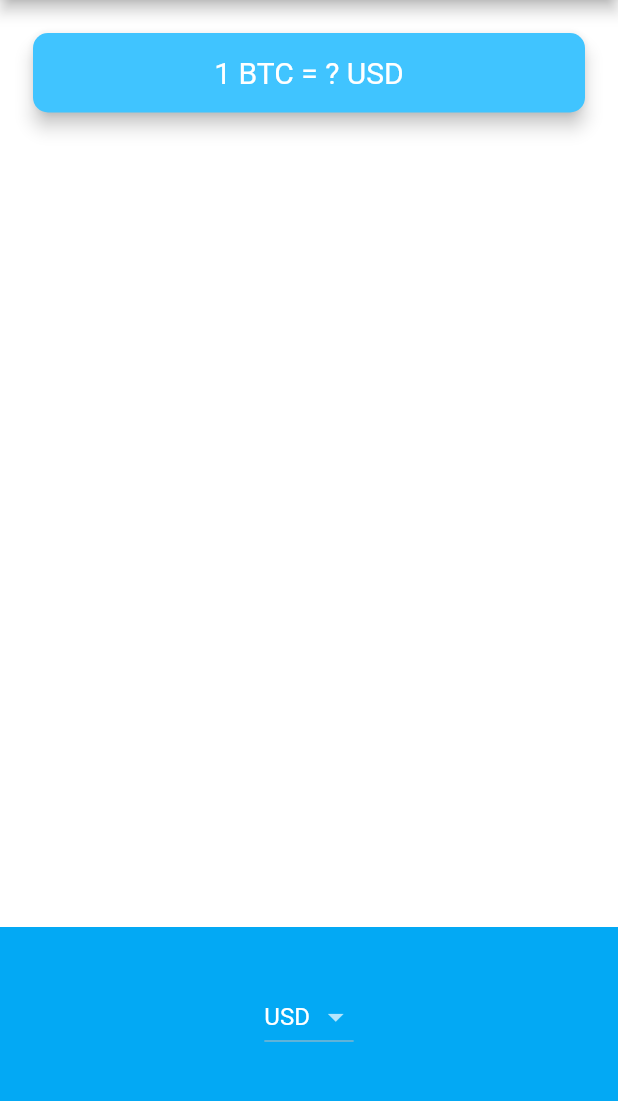
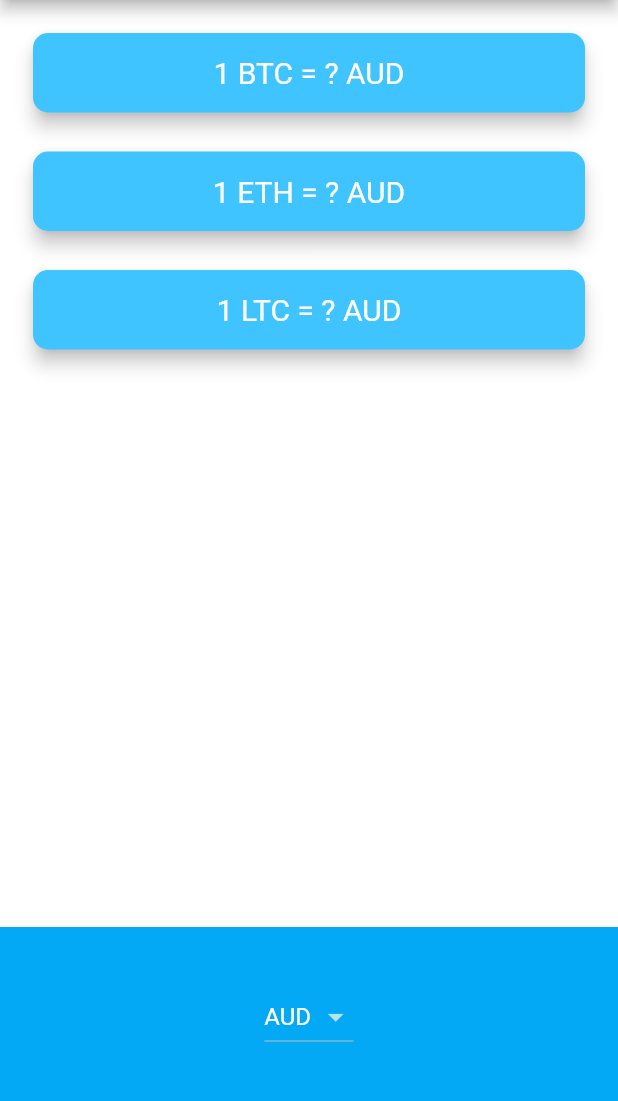
Before and after one commit to vviskov/flutter, a Flutter app: the screen it shows after launch, on a phone screen of 412 x 824 dp, the part 84-1185 px from its top. Run offline on Flutter 3.47's test engine with Material 2 defaults, Android fonts, the phone set to English and light mode, and no system bars; our stand-ins replace audioplayers, flutter_spinkit, font_awesome_flutter, geolocator, rflutter_alert; network calls fail.

Commit message:
Bitcoin ticker flutter - Silver and gold medal

```diff
--- a/bitcoin-ticker-flutter/lib/price_screen.dart
+++ b/bitcoin-ticker-flutter/lib/price_screen.dart
@@ -9,7 +9,7 @@ class PriceScreen extends StatefulWidget {
 }
 
 class _PriceScreenState extends State<PriceScreen> {
-  String selectedCurrency = 'USD';
+  String selectedCurrency = 'AUD';
 
   DropdownButton<String> androidDropdown() {
     List<DropdownMenuItem<String>> dropdownItems = [];
@@ -27,6 +27,7 @@ class _PriceScreenState extends State<PriceScreen> {
       onChanged: (value) {
         setState(() {
           selectedCurrency = value;
+          getData();
         });
       },
     );
@@ -42,20 +43,25 @@ class _PriceScreenState extends State<PriceScreen> {
       backgroundColor: Colors.lightBlue,
       itemExtent: 32.0,
       onSelectedItemChanged: (selectedIndex) {
-        print(selectedIndex);
+        setState(() {
+          selectedCurrency = currenciesList[selectedIndex];
+          getData();
+        });
       },
       children: pickerItems,
     );
   }
 
-  String bitcoinValueInUSD = '?';
+  Map<String, String> coinValues = {};
+  bool isWaiting = false;
 
   void getData() async {
+    isWaiting = true;
     try {
-      double data = await CoinData().getCoinData();
-      // We can't await in a setState(). So you have to separate it out into two steps.
+      var data = await CoinData().getCoinData(selectedCurrency);
+      isWaiting = false;
       setState(() {
-        bitcoinValueInUSD = data.toStringAsFixed(0);
+        coinValues = data;
       });
     } catch (e) {
       print(e);
@@ -65,7 +71,6 @@ class _PriceScreenState extends State<PriceScreen> {
   @override
   void initState() {
     super.initState();
-    // Call getData() when the screen loads up. We can't call CoinData().getCoinData() directly here because we can't make initState() async.
     getData();
   }
 
@@ -79,26 +84,25 @@ class _PriceScreenState extends State<PriceScreen> {
         mainAxisAlignment: MainAxisAlignment.spaceBetween,
         crossAxisAlignment: CrossAxisAlignment.stretch,
         children: <Widget>[
-          Padding(
-            padding: EdgeInsets.fromLTRB(18.0, 18.0, 18.0, 0),
-            child: Card(
-              color: Colors.lightBlueAccent,
-              elevation: 5.0,
-              shape: RoundedRectangleBorder(
-                borderRadius: BorderRadius.circular(10.0),
+          Column(
+            crossAxisAlignment: CrossAxisAlignment.stretch,
+            children: <Widget>[
+              CryptoCard(
+                cryptoCurrency: 'BTC',
+                value: isWaiting ? '?' : coinValues['BTC'],
+                selectedCurrency: selectedCurrency,
               ),
-              child: Padding(
-                padding: EdgeInsets.symmetric(vertical: 15.0, horizontal: 28.0),
-                child: Text(
-                  '1 BTC = $bitcoinValueInUSD USD',
-                  textAlign: TextAlign.center,
-                  style: TextStyle(
-                    fontSize: 20.0,
-                    color: Colors.white,
-                  ),
-                ),
+              CryptoCard(
+                cryptoCurrency: 'ETH',
+                value: isWaiting ? '?' : coinValues['ETH'],
+                selectedCurrency: selectedCurrency,
               ),
-            ),
+              CryptoCard(
+                cryptoCurrency: 'LTC',
+                value: isWaiting ? '?' : coinValues['LTC'],
+                selectedCurrency: selectedCurrency,
+              ),
+            ],
           ),
           Container(
             height: 150.0,
@@ -112,3 +116,40 @@ class _PriceScreenState extends State<PriceScreen> {
     );
   }
 }
+
+class CryptoCard extends StatelessWidget {
+  const CryptoCard({
+    this.value,
+    this.selectedCurrency,
+    this.cryptoCurrency,
+  });
+
+  final String value;
+  final String selectedCurrency;
+  final String cryptoCurrency;
+
+  @override
+  Widget build(BuildContext context) {
+    return Padding(
+      padding: EdgeInsets.fromLTRB(18.0, 18.0, 18.0, 0),
+      child: Card(
+        color: Colors.lightBlueAccent,
+        elevation: 5.0,
+        shape: RoundedRectangleBorder(
+          borderRadius: BorderRadius.circular(10.0),
+        ),
+        child: Padding(
+          padding: EdgeInsets.symmetric(vertical: 15.0, horizontal: 28.0),
+          child: Text(
+            '1 $cryptoCurrency = $value $selectedCurrency',
+            textAlign: TextAlign.center,
+            style: TextStyle(
+              fontSize: 20.0,
+              color: Colors.white,
+            ),
+          ),
+        ),
+      ),
+    );
+  }
+}
```
Also changed, not shown: bitcoin-ticker-flutter/lib/coin_data.dart (+9 -12 lines).
